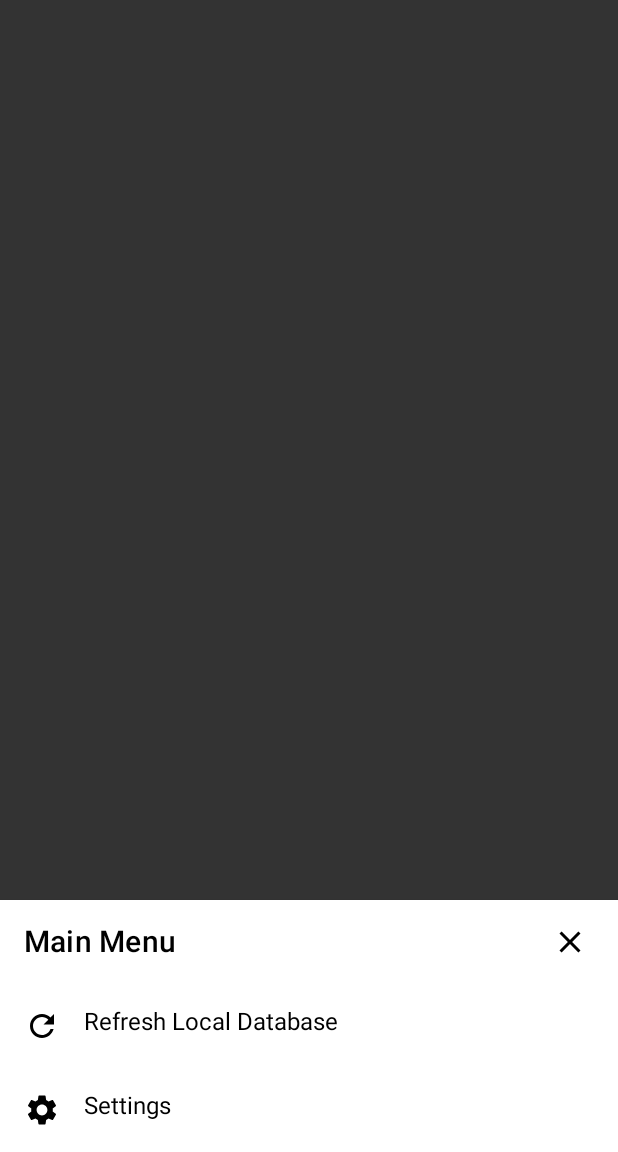
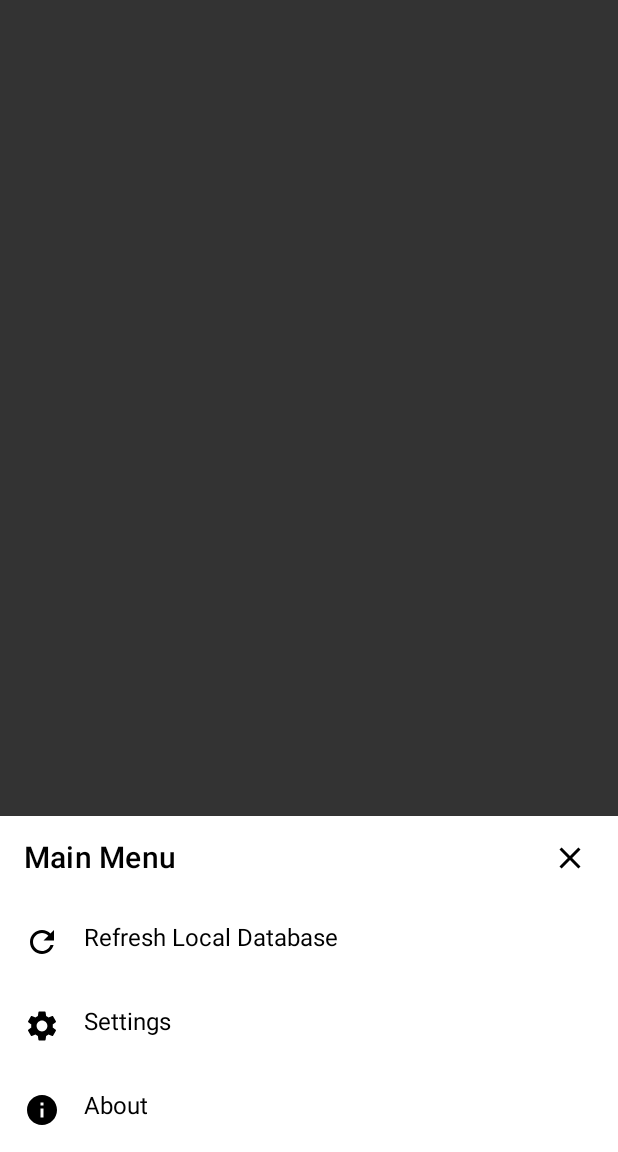
Before and after one commit to Will-Banksy/VulnFind, an Android app built with Jetpack Compose: the screen it shows after launch (MainActivity), after a tap on "Menu", on a phone screen of 412 x 824 dp, the part 84-1236 px from its top. Run offline under Robolectric (Android 15) with nearby library versions, the phone set to English and light mode, and no system bars; our stand-ins replace Room's generated code; libraries missing offline, so code that uses them is left out: retrofit2.converter.jackson; 2 statements that could not run were skipped.

Commit message:
Minor changes, mainly refactoring

```diff
--- a/app/src/main/java/com/willbanksy/vulnfind/data/VulnItem.kt
+++ b/app/src/main/java/com/willbanksy/vulnfind/data/VulnItem.kt
@@ -14,7 +14,7 @@ import androidx.room.*
 //}
 
 @Entity(tableName = "VulnDB")
-data class VulnItem( // TODO: Add more fields to this. Make sure to update NVDDtosMapper.kt when I do
+data class VulnItem( // TODO: Add more fields to this. Make sure to update NvdDtosMapper.kt when I do
 	@PrimaryKey @ColumnInfo("cve_id") val cveId: String = "",
 	val description: String = "",
 	@ColumnInfo("published_date") val publishedDate: String = "",
--- a/app/src/main/java/com/willbanksy/vulnfind/data/source/remote/NVDApi.kt
+++ b/app/src/main/java/com/willbanksy/vulnfind/data/source/remote/NvdApi.kt
@@ -4,7 +4,7 @@ import retrofit2.Call
 import retrofit2.http.GET
 import retrofit2.http.Query
 
-interface NVDApi {
+interface NvdApi {
 	@GET("rest/json/cves/2.0/")
 	fun getCveById(@Query("cveId") cveId: String): Call<CveListingDto>
 
--- a/app/src/main/java/com/willbanksy/vulnfind/data/source/remote/NVDClient.kt
+++ b/app/src/main/java/com/willbanksy/vulnfind/data/source/remote/NvdClient.kt
@@ -10,7 +10,7 @@ import okhttp3.Response
 import retrofit2.Retrofit
 import retrofit2.converter.jackson.JacksonConverterFactory
 
-object NVDClient {
+object NvdClient {
 	private const val BASE_URL = "https://services.nvd.nist.gov/"
 
 	private val okHttpClient: OkHttpClient = OkHttpClient()
--- a/app/src/main/java/com/willbanksy/vulnfind/data/source/remote/NVDDtosMapper.kt
+++ b/app/src/main/java/com/willbanksy/vulnfind/data/source/remote/NvdDtosMapper.kt
@@ -1,7 +1,5 @@
 package com.willbanksy.vulnfind.data.source.remote
 
-import android.content.ContentValues.TAG
-import android.util.Log
 import com.willbanksy.vulnfind.data.VulnItem
 import com.willbanksy.vulnfind.data.VulnItemWithMetrics
 import com.willbanksy.vulnfind.data.VulnMetric
--- a/app/src/main/java/com/willbanksy/vulnfind/data/source/remote/VulnRemoteDataSource.kt
+++ b/app/src/main/java/com/willbanksy/vulnfind/data/source/remote/VulnRemoteDataSource.kt
@@ -11,8 +11,8 @@ class VulnRemoteDataSource : VulnDataSource { // TODO: Rate Limiting
 		val data: List<VulnItemWithMetrics>
 	)
 
-	private val client = NVDClient.getClient()
-	private val api = client.create(NVDApi::class.java)
+	private val client = NvdClient.getClient()
+	private val api = client.create(NvdApi::class.java)
 
 	override fun getVulnStream(cveId: String): Flow<VulnItemWithMetrics?> {
 		throw UnsupportedOperationException()
--- a/app/src/main/java/com/willbanksy/vulnfind/ui/DetailsActivityView.kt
+++ b/app/src/main/java/com/willbanksy/vulnfind/ui/DetailsActivityView.kt
@@ -13,6 +13,7 @@ import androidx.compose.ui.res.stringResource
 import androidx.compose.ui.unit.dp
 import com.willbanksy.vulnfind.R
 import com.willbanksy.vulnfind.model.VulnListModel
+import com.willbanksy.vulnfind.ui.components.TopBarView
 
 @SuppressLint("UnusedMaterialScaffoldPaddingParameter")
 @Composable
--- a/app/src/main/java/com/willbanksy/vulnfind/ui/MainActivityView.kt
+++ b/app/src/main/java/com/willbanksy/vulnfind/ui/MainActivityView.kt
@@ -3,6 +3,7 @@ package com.willbanksy.vulnfind.ui
 import android.annotation.SuppressLint
 import androidx.activity.result.ActivityResultLauncher
 import androidx.compose.animation.*
+import androidx.compose.animation.core.tween
 import androidx.compose.foundation.layout.*
 import androidx.compose.material.*
 import androidx.compose.material.icons.Icons
@@ -15,6 +16,9 @@ import androidx.compose.ui.res.stringResource
 import androidx.compose.ui.unit.dp
 import com.willbanksy.vulnfind.R
 import com.willbanksy.vulnfind.model.VulnListModel
+import com.willbanksy.vulnfind.ui.components.MenuSheetView
+import com.willbanksy.vulnfind.ui.components.TopBarView
+import com.willbanksy.vulnfind.ui.components.VulnListView
 import kotlinx.coroutines.launch
 
 @OptIn(ExperimentalMaterialApi::class)
@@ -25,11 +29,14 @@ fun MainActivityView(model: VulnListModel, notifPermissionRequest: ActivityResul
 		modifier = Modifier.fillMaxSize(),
 		color = MaterialTheme.colors.background
 	) {
-		val bottomSheetState = rememberModalBottomSheetState(initialValue = ModalBottomSheetValue.Hidden)
+		val bottomSheetState = rememberModalBottomSheetState(
+			initialValue = ModalBottomSheetValue.Hidden,
+			animationSpec = tween(350)
+		)
 		ModalBottomSheetLayout(
 			sheetState = bottomSheetState,
 			scrimColor = Color.Black.copy(alpha = 0.8f),
-			sheetContentColor = MaterialTheme.colors.surface,
+			sheetBackgroundColor = MaterialTheme.colors.surface,
 			sheetElevation = 2.dp,
 			sheetContent = {
 				MenuSheetView(model, bottomSheetState, notifPermissionRequest)
@@ -61,7 +68,7 @@ fun MainActivityView(model: VulnListModel, notifPermissionRequest: ActivityResul
 						IconButton(onClick = { /*TODO*/ }) {
 							Icon(
 								imageVector = Icons.Filled.Search,
-								contentDescription = stringResource(id = R.string.view_search_button),
+								contentDescription = stringResource(R.string.view_search_button),
 								tint = Color.White
 							)
 						}
--- a/app/src/main/java/com/willbanksy/vulnfind/ui/SettingsActivityView.kt
+++ b/app/src/main/java/com/willbanksy/vulnfind/ui/SettingsActivityView.kt
@@ -9,6 +9,7 @@ import androidx.compose.runtime.Composable
 import androidx.compose.ui.Modifier
 import androidx.compose.ui.res.stringResource
 import com.willbanksy.vulnfind.R
+import com.willbanksy.vulnfind.ui.components.TopBarView
 
 @SuppressLint("UnusedMaterialScaffoldPaddingParameter")
 @Composable
--- a/app/src/main/java/com/willbanksy/vulnfind/ui/components/MenuItemView.kt
+++ b/app/src/main/java/com/willbanksy/vulnfind/ui/components/MenuItemView.kt
@@ -1,4 +1,4 @@
-package com.willbanksy.vulnfind.ui
+package com.willbanksy.vulnfind.ui.components
 
 import androidx.compose.foundation.layout.*
 import androidx.compose.material.Icon
--- a/app/src/main/java/com/willbanksy/vulnfind/ui/components/MenuSheetView.kt
+++ b/app/src/main/java/com/willbanksy/vulnfind/ui/components/MenuSheetView.kt
@@ -1,4 +1,4 @@
-package com.willbanksy.vulnfind.ui
+package com.willbanksy.vulnfind.ui.components
 
 import android.Manifest
 import android.content.Intent
@@ -11,6 +11,7 @@ import androidx.compose.foundation.layout.*
 import androidx.compose.material.*
 import androidx.compose.material.icons.Icons
 import androidx.compose.material.icons.filled.Close
+import androidx.compose.material.icons.filled.Info
 import androidx.compose.material.icons.filled.Refresh
 import androidx.compose.material.icons.filled.Settings
 import androidx.compose.runtime.Composable
@@ -68,9 +69,7 @@ fun MenuSheetView(model: VulnListModel, sheetState: ModalBottomSheetState, notif
 		val coroutineScope = rememberCoroutineScope()
 
 		MenuSheetItemView(modifier = Modifier.clickable {
-			coroutineScope.launch {
-				sheetState.hide()
-			}
+			// TODO: Confirmation sheet
 			if (Build.VERSION.SDK_INT >= Build.VERSION_CODES.TIRAMISU) {
 				if(context.checkSelfPermission(Manifest.permission.POST_NOTIFICATIONS) == PackageManager.PERMISSION_GRANTED){
 					val work: WorkRequest = OneTimeWorkRequestBuilder<DownloadWorker>().build()
@@ -95,5 +94,12 @@ fun MenuSheetView(model: VulnListModel, sheetState: ModalBottomSheetState, notif
 			iconDesc = stringResource(R.string.view_menu_settings_icon_name),
 			itemDesc = stringResource(R.string.view_menu_settings_title)
 		)
+		MenuSheetItemView(modifier = Modifier.clickable {
+			// TODO
+		},
+			icon = Icons.Filled.Info,
+			iconDesc = stringResource(R.string.view_menu_about_icon_name),
+			itemDesc = stringResource(R.string.view_menu_about_title)
+		)
 	}
 }
--- a/app/src/main/java/com/willbanksy/vulnfind/ui/components/TopBarView.kt
+++ b/app/src/main/java/com/willbanksy/vulnfind/ui/components/TopBarView.kt
@@ -1,4 +1,4 @@
-package com.willbanksy.vulnfind.ui
+package com.willbanksy.vulnfind.ui.components
 
 import android.app.Activity
 import androidx.compose.foundation.layout.*
--- a/app/src/main/java/com/willbanksy/vulnfind/ui/components/VulnItemCardView.kt
+++ b/app/src/main/java/com/willbanksy/vulnfind/ui/components/VulnItemCardView.kt
@@ -1,4 +1,4 @@
-package com.willbanksy.vulnfind.ui
+package com.willbanksy.vulnfind.ui.components
 
 import androidx.compose.foundation.background
 import androidx.compose.foundation.layout.*
--- a/app/src/main/java/com/willbanksy/vulnfind/ui/content_views/VulnListView.kt
+++ b/app/src/main/java/com/willbanksy/vulnfind/ui/components/VulnListView.kt
@@ -1,4 +1,4 @@
-package com.willbanksy.vulnfind.ui
+package com.willbanksy.vulnfind.ui.components
 
 import android.content.Intent
 import androidx.compose.foundation.clickable
--- a/app/src/main/res/values/strings.xml
+++ b/app/src/main/res/values/strings.xml
@@ -18,4 +18,6 @@
     <string name="view.menu.refresh_title">Refresh Local Database</string>
     <string name="view.menu.settings_icon_name">Settings</string>
     <string name="view.menu.settings_title">Settings</string>
+    <string name="view.menu.about_icon_name">About</string>
+    <string name="view.menu.about_title">About</string>
 </resources>
```
Also changed, not shown: app/src/main/java/com/willbanksy/vulnfind/data/source/remote/NvdDtos.kt (renamed from app/src/main/java/com/willbanksy/vulnfind/data/source/remote/NVDDtos.kt).
